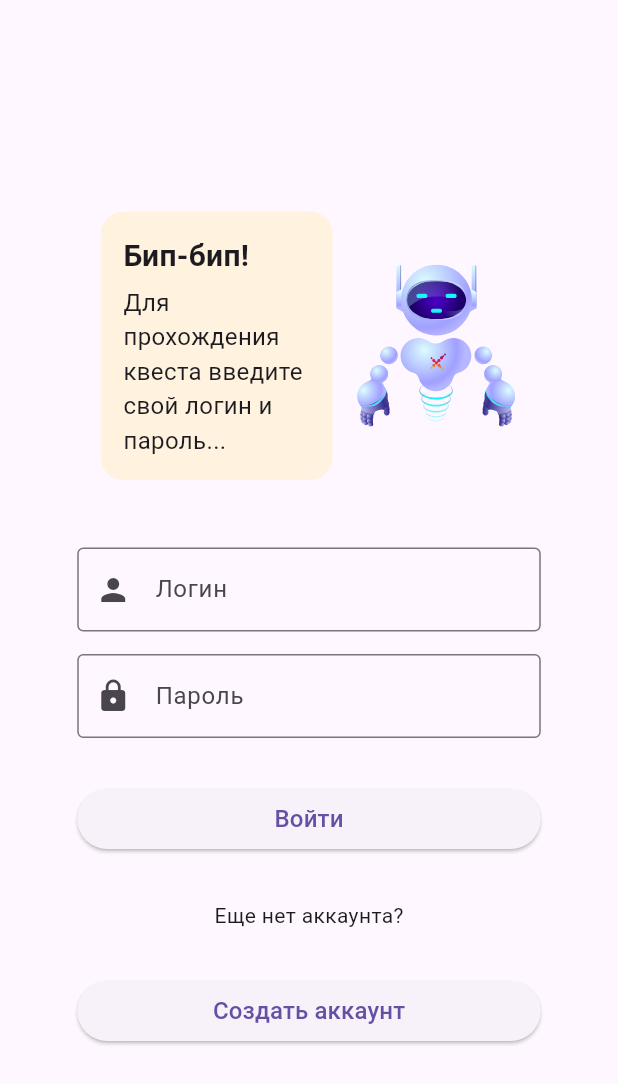
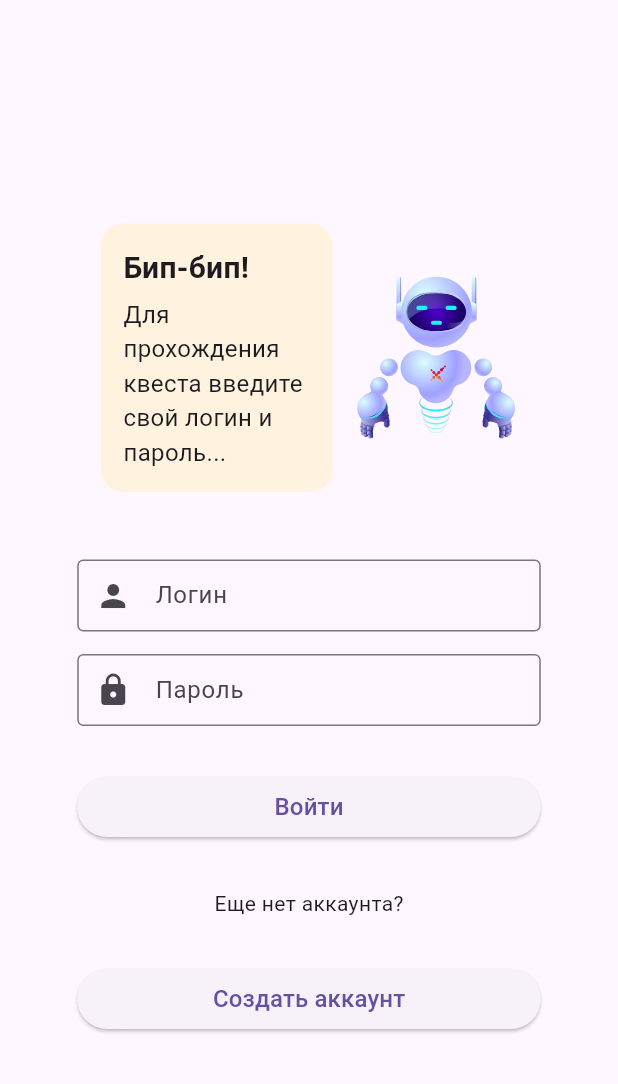
Before and after one commit to anastas-gud/neoflex-wind, a Flutter app: the screen it shows after launch, on a phone screen of 412 x 824 dp. Shown: the top 1084 px of the screen. Run offline on Flutter 3.47's test engine with Material 3 defaults, Android fonts, the phone set to English and light mode, and no system bars; our stand-ins replace flutter_svg; missing offline and left inert: postgres.

Commit message:
доделала окна для авторизации

```diff
--- /dev/null
+++ b/lib/core/constants/strings.dart
@@ -0,0 +1,3 @@
+class AppStrings {
+  static const String emailRegExp = r'^([^\x00-\x20\x22\x28\x29\x2c\x2e\x3a-\x3c\x3e\x40\x5b-\x5d\x7f-\xff]+|\x22([^\x0d\x22\x5c\x80-\xff]|\x5c[\x00-\x7f])*\x22)(\x2e([^\x00-\x20\x22\x28\x29\x2c\x2e\x3a-\x3c\x3e\x40\x5b-\x5d\x7f-\xff]+|\x22([^\x0d\x22\x5c\x80-\xff]|\x5c[\x00-\x7f])*\x22))*\x40([^\x00-\x20\x22\x28\x29\x2c\x2e\x3a-\x3c\x3e\x40\x5b-\x5d\x7f-\xff]+|\x5b([^\x0d\x5b-\x5d\x80-\xff]|\x5c[\x00-\x7f])*\x5d)(\x2e([^\x00-\x20\x22\x28\x29\x2c\x2e\x3a-\x3c\x3e\x40\x5b-\x5d\x7f-\xff]+|\x5b([^\x0d\x5b-\x5d\x80-\xff]|\x5c[\x00-\x7f])*\x5d))*$';
+}
--- a/lib/features/auth/presentation/screens/auth_screen.dart
+++ b/lib/features/auth/presentation/screens/auth_screen.dart
@@ -6,6 +6,7 @@ import 'package:neoflex_quest/core/database/database_service.dart';
 import 'package:neoflex_quest/features/auth/presentation/screens/registration_screen.dart';
 import 'package:neoflex_quest/shared/widgets/mascot_widget.dart';
 import 'package:neoflex_quest/shared/widgets/secondary_button.dart';
+import 'package:neoflex_quest/shared/widgets/text_field_widget.dart';
 
 import '../../../../core/models/user.dart';
 
@@ -67,9 +68,11 @@ class _AuthScreenState extends State<AuthScreen> {
 
   @override
   Widget build(BuildContext context) {
-    double _boxWidth = min(MediaQuery.of(context).size.width * 0.75, 400);
+    double _boxWidth = min(MediaQuery.of(context).size.width * 0.75, 350);
     return Scaffold(
       body: Center(
+        child: ScrollConfiguration(
+          behavior: ScrollConfiguration.of(context).copyWith(scrollbars: false),
           child: SingleChildScrollView(
             child: Padding(
               padding: const EdgeInsets.all(15.0),
@@ -87,15 +90,11 @@ class _AuthScreenState extends State<AuthScreen> {
                           'Для прохождения квеста введите свой логин и пароль...',
                     ),
                     SizedBox(height: 30),
-                  ConstrainedBox(
-                    constraints: BoxConstraints(maxWidth: _boxWidth),
-                    child: TextFormField(
+                    CustomTextFormField(
+                      boxWidth: _boxWidth,
                       controller: _usernameController,
-                      decoration: InputDecoration(
                       labelText: 'Логин',
-                        prefixIcon: Icon(Icons.person),
-                        border: OutlineInputBorder(),
-                      ),
+                      prefixIcon: Icons.person,
                       validator: (value) {
                         if (value == null || value.isEmpty) {
                           return 'Введите логин';
@@ -103,17 +102,12 @@ class _AuthScreenState extends State<AuthScreen> {
                         return null;
                       },
                     ),
-                  ),
                     SizedBox(height: 15),
-                  ConstrainedBox(
-                    constraints: BoxConstraints(maxWidth: _boxWidth),
-                    child: TextFormField(
+                    CustomTextFormField(
+                      boxWidth: _boxWidth,
                       controller: _passwordController,
-                      decoration: InputDecoration(
                       labelText: 'Пароль',
-                        prefixIcon: Icon(Icons.lock),
-                        border: OutlineInputBorder(),
-                      ),
+                      prefixIcon: Icons.lock,
                       obscureText: true,
                       validator: (value) {
                         if (value == null || value.isEmpty) {
@@ -124,7 +118,6 @@ class _AuthScreenState extends State<AuthScreen> {
                         }
                         return null;
                       },
-                    ),
                     ),
                     SizedBox(height: 30),
                     if (_errorMessage != null)
@@ -165,6 +158,7 @@ class _AuthScreenState extends State<AuthScreen> {
             ),
           ),
         ),
+      ),
     );
   }
 }
--- a/lib/shared/widgets/mascot_widget.dart
+++ b/lib/shared/widgets/mascot_widget.dart
@@ -10,8 +10,8 @@ class MascotWidget extends StatelessWidget {
   const MascotWidget({
     this.title = '',
     required this.message,
-    this.mascotSize = 100,
-    this.boxWidth = 300,
+    this.mascotSize = 150,
+    this.boxWidth = 350,
     Key? key,
   }) : super(key: key);
 
--- /dev/null
+++ b/lib/shared/widgets/text_field_widget.dart
@@ -0,0 +1,50 @@
+import 'package:flutter/material.dart';
+
+class CustomTextFormField extends StatelessWidget {
+  final double boxWidth;
+  final TextEditingController? controller;
+  final String? labelText;
+  final IconData? prefixIcon;
+  final bool obscureText;
+  final String? Function(String?)? validator;
+  final TextInputType? keyboardType;
+  final void Function(String)? onChanged;
+  final void Function(String)? onSubmitted;
+
+  const CustomTextFormField({
+    this.boxWidth = 300,
+    this.controller,
+    this.labelText,
+    this.prefixIcon,
+    this.obscureText = false,
+    this.validator,
+    this.keyboardType,
+    this.onChanged,
+    this.onSubmitted,
+    Key? key,
+  }) : super(key: key);
+
+  @override
+  Widget build(BuildContext context) {
+    return ConstrainedBox(
+      constraints: BoxConstraints(maxWidth: boxWidth),
+      child: TextFormField(
+        controller: controller,
+        decoration: InputDecoration(
+          labelText: labelText,
+          prefixIcon: prefixIcon != null ? Icon(prefixIcon) : null,
+          border: OutlineInputBorder(),
+          contentPadding: const EdgeInsets.symmetric(
+            vertical: 10,
+            horizontal: 15,
+          ),
+        ),
+        obscureText: obscureText,
+        validator: validator,
+        keyboardType: keyboardType,
+        onChanged: onChanged,
+        onFieldSubmitted: onSubmitted,
+      ),
+    );
+  }
+}
```
Also changed, not shown: lib/features/auth/presentation/screens/registration_screen.dart (+59 -51 lines), assets/styles.dart (deleted), lib/core/constants/colors.dart (added), lib/core/constants/styles.dart (added). Lines whose indentation alone changed are shown as unchanged.
